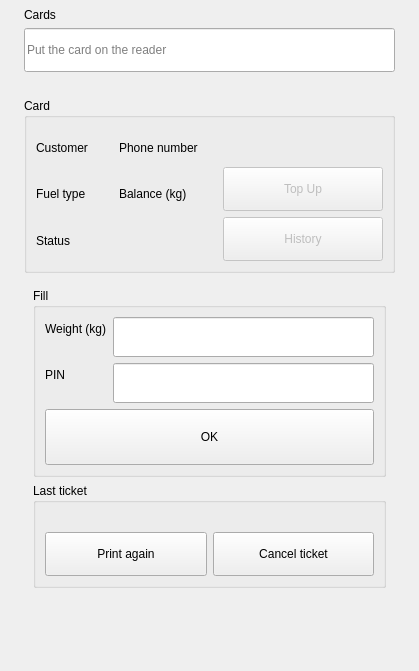
atosdev7/GasStaion, file smart210/src/cards/CardPage.ui: the form before one commit.
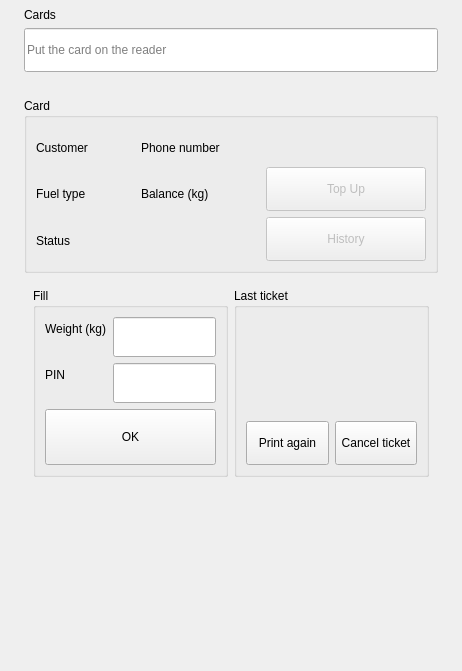
The form after the commit. The open tabs and pages were chosen to show the change.

Commit message: Tickets count their prints; the Cards screen groups line up side by side

Diff of the .ui file:
```diff
--- a/smart210/src/cards/CardPage.ui
+++ b/smart210/src/cards/CardPage.ui
@@ -257,9 +257,9 @@
        <item>
         <widget class="QStackedWidget" name="cardActionPages">
          <widget class="QWidget" name="cardActionFill">
-          <layout class="QVBoxLayout" name="cardActionFillLayout">
+          <layout class="QGridLayout" name="cardActionFillLayout" rowstretch="0,1" columnstretch="1,1">
            <property name="leftMargin"><number>0</number></property><property name="topMargin"><number>0</number></property><property name="rightMargin"><number>0</number></property><property name="bottomMargin"><number>0</number></property>
-           <item>
+           <item row="0" column="0">
             <widget class="QGroupBox" name="fillBox">
              <property name="title"><string>Fill</string></property>
              <layout class="QVBoxLayout" name="fillLayout">
@@ -302,7 +302,7 @@
              </layout>
             </widget>
            </item>
-           <item>
+           <item row="0" column="1">
             <widget class="QGroupBox" name="ticketBox">
              <property name="title"><string>Last ticket</string></property>
              <layout class="QVBoxLayout" name="ticketLayout">
@@ -334,10 +334,9 @@
              </layout>
             </widget>
            </item>
-           <item>
+           <item row="1" column="0" colspan="2">
             <spacer name="spacerFill">
              <property name="orientation"><enum>Qt::Vertical</enum></property>
-             <property name="sizeType"><enum>QSizePolicy::Expanding</enum></property>
              <property name="sizeHint" stdset="0"><size><width>20</width><height>40</height></size></property>
             </spacer>
            </item>
```
The commit also changes 22 other files.
